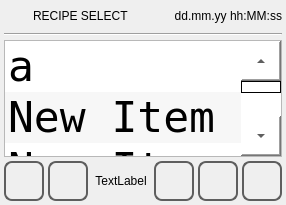
Before: the Qt Designer form qt_library/ATCMrecipe/recipe_select.ui in MECTsrl/mect_plugins, drawn with Qt 5.
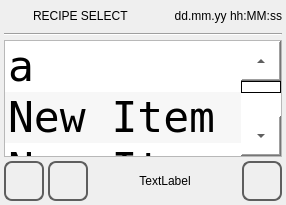
After: the same form once the commit is applied. Icons and pictures are not drawn.

Commit message: Fix several bugs: - enable and fix multi-language management - add bi-dimensional recipe - fix store filter - force the logo update - add the cmg into the templates - enable warnig

Patch:
```diff
--- a/qt_library/ATCMrecipe/recipe_select.ui
+++ b/qt_library/ATCMrecipe/recipe_select.ui
@@ -357,93 +357,6 @@
        </property>
       </widget>
      </item>
-     <item>
-      <widget class="QPushButton" name="pushButtonDelete">
-       <property name="minimumSize">
-        <size>
-         <width>40</width>
-         <height>40</height>
-        </size>
-       </property>
-       <property name="maximumSize">
-        <size>
-         <width>40</width>
-         <height>40</height>
-        </size>
-       </property>
-       <property name="styleSheet">
-        <string notr="true">QPushButton
-{
-border: 2px solid  rgb(94, 94, 94);
-border-radius: 8px;
-qproperty-icon: url(:/systemicons/img/Delete.png);
-qproperty-iconSize: 24px 24px;
-qproperty-focusPolicy: NoFocus;
-}
-QPushButton:pressed
-{
-border: 2px solid  rgb(194, 194, 194);
-background-color:  rgb(255, 255, 127);
-}
-QPushButton:disabled
-{
-border: 2px solid  rgb(194, 194, 194);
-}
-</string>
-       </property>
-       <property name="text">
-        <string/>
-       </property>
-      </widget>
-     </item>
-     <item>
-      <widget class="QPushButton" name="pushButtonView">
-       <property name="sizePolicy">
-        <sizepolicy hsizetype="Minimum" vsizetype="Fixed">
-         <horstretch>60</horstretch>
-         <verstretch>60</verstretch>
-        </sizepolicy>
-       </property>
-       <property name="minimumSize">
-        <size>
-         <width>40</width>
-         <height>40</height>
-        </size>
-       </property>
-       <property name="maximumSize">
-        <size>
-         <width>40</width>
-         <height>40</height>
-        </size>
-       </property>
-       <property name="focusPolicy">
-        <enum>Qt::NoFocus</enum>
-       </property>
-       <property name="styleSheet">
-        <string notr="true">QPushButton
-{
-border: 2px solid  rgb(94, 94, 94);
-border-radius: 8px;
-qproperty-icon: url(:/systemicons/img/Display.png);
-qproperty-iconSize: 24px 24px;
-qproperty-focusPolicy: NoFocus;
-}
-QPushButton:pressed
-{
-border: 2px solid  rgb(194, 194, 194);
-background-color:  rgb(255, 255, 127);
-}
-QPushButton:disabled
-{
-border: 2px solid  rgb(194, 194, 194);
-}
-</string>
-       </property>
-       <property name="text">
-        <string/>
-       </property>
-      </widget>
-     </item>
      <item>
       <widget class="QPushButton" name="pushButtonSaveUSB">
        <property name="minimumSize">
```
The commit also changes 35 other files.
